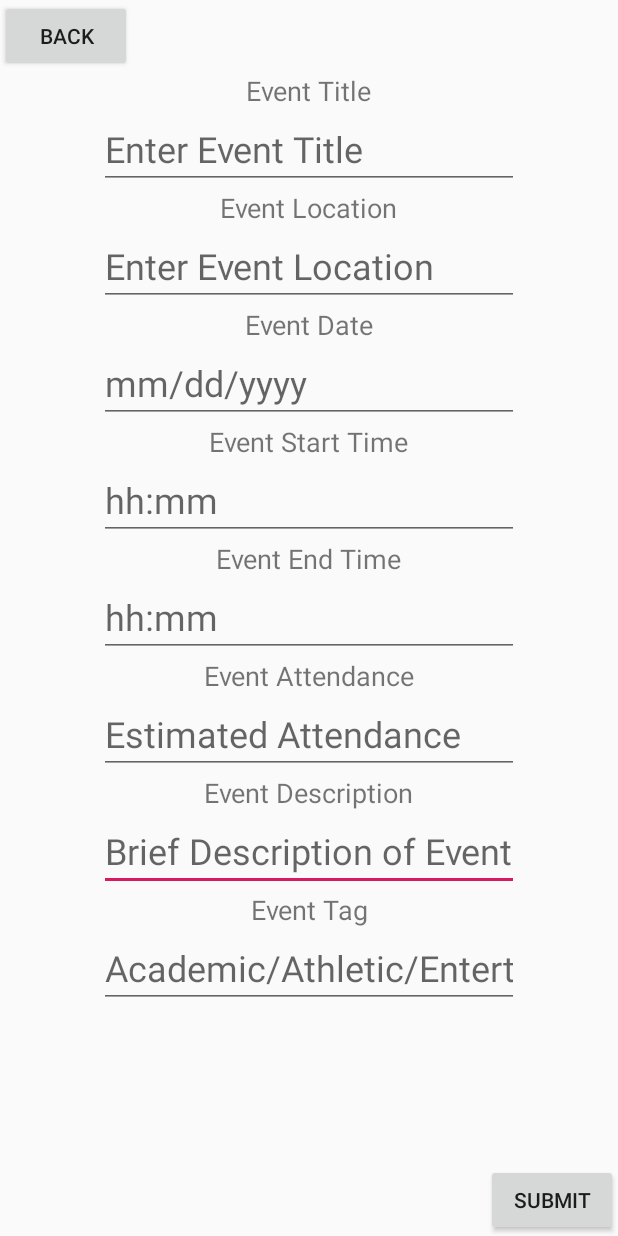
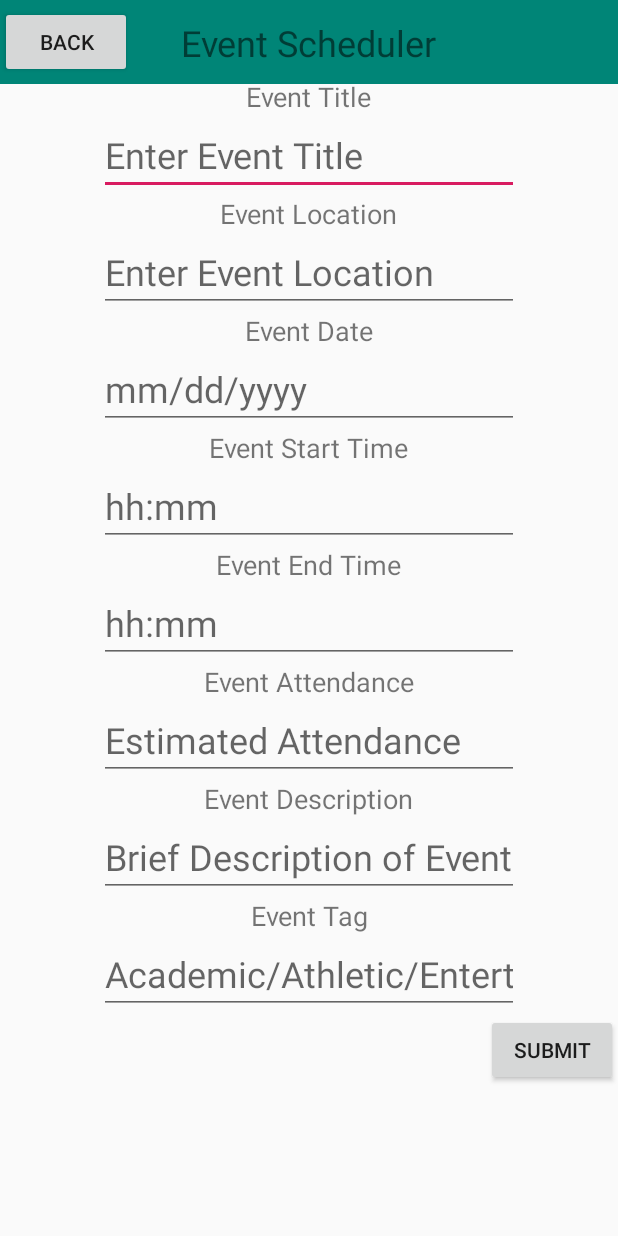
Before and after one commit to JPaik649/Eventify, an Android app: the InputActivity screen opened directly, with no data from a screen before it, on a phone screen of 412 x 824 dp. Run offline under Robolectric (Android 15) with nearby library versions, the phone set to English and light mode, and no system bars.

Commit message:
commit not alive

```diff
--- a/EventProject/app/src/main/java/com/example/eventproject/InputActivity.java
+++ b/EventProject/app/src/main/java/com/example/eventproject/InputActivity.java
@@ -1,5 +1,6 @@
 package com.example.eventproject;
 
+import android.content.Intent;
 import android.os.Bundle;
 import android.view.View;
 import android.widget.Button;
@@ -18,6 +19,8 @@ public class InputActivity extends AppCompatActivity {
                 @Override
                 public void onClick(View v) {
                     //put back button code here
+                    Intent myIntent = new Intent(getApplicationContext(), MainActivity.class);
+                    startActivityForResult (myIntent, 0);
                 }
             });
         Button submitbutton = (Button) findViewById(R.id.submitbutton);
@@ -106,6 +109,10 @@ public class InputActivity extends AppCompatActivity {
                     postName.setEndMinute(endMinute);
                     postName.setOpenSpots(openSpots);
                     postName.setTag(tag);
+
+                    //after pressing submit you will be taken back to homepage
+                    Intent myIntent = new Intent(getApplicationContext(), MainActivity.class);
+                    startActivityForResult (myIntent, 0);
                 }
             });
     }
--- a/EventProject/app/src/main/res/layout/activity_input.xml
+++ b/EventProject/app/src/main/res/layout/activity_input.xml
@@ -1,10 +1,23 @@
 <?xml version="1.0" encoding="utf-8"?>
-<androidx.constraintlayout.widget.ConstraintLayout xmlns:android="http://schemas.android.com/apk/res/android"
+<ScrollView xmlns:android="http://schemas.android.com/apk/res/android"
     xmlns:app="http://schemas.android.com/apk/res-auto"
     xmlns:tools="http://schemas.android.com/tools"
+    android:id="@+id/ScrollView01"
+    android:layout_width="fill_parent"
+    android:layout_height="fill_parent">
+<androidx.constraintlayout.widget.ConstraintLayout
     android:layout_width="match_parent"
     android:layout_height="match_parent"
     tools:context=".InputActivity">
+
+    <androidx.appcompat.widget.Toolbar
+        android:id="@+id/toolbar"
+        android:layout_width="match_parent"
+        android:layout_height="?attr/actionBarSize"
+        android:background="?attr/colorPrimary"
+        app:layout_constraintTop_toTopOf="parent"
+        app:popupTheme="@style/AppTheme.PopupOverlay"
+        tools:layout_editor_absoluteX="-16dp" />
 
     <EditText
         android:id="@+id/EventDescription"
@@ -144,7 +157,8 @@
         android:layout_height="wrap_content"
         android:text="Submit"
         app:layout_constraintBottom_toBottomOf="parent"
-        app:layout_constraintEnd_toEndOf="parent" />
+        app:layout_constraintEnd_toEndOf="parent"
+        app:layout_constraintTop_toBottomOf="@+id/EventTag" />
 
     <TextView
         android:id="@+id/textView7"
@@ -195,6 +209,19 @@
         android:layout_width="wrap_content"
         android:layout_height="wrap_content"
         android:text="Back"
+        app:layout_constraintBottom_toBottomOf="@+id/toolbar"
         app:layout_constraintStart_toStartOf="parent"
-        app:layout_constraintTop_toTopOf="parent" />
+        app:layout_constraintTop_toTopOf="@+id/toolbar" />
+
+    <TextView
+        android:id="@+id/textView10"
+        android:layout_width="wrap_content"
+        android:layout_height="wrap_content"
+        android:text="Event Scheduler"
+        android:textSize="24sp"
+        app:layout_constraintBottom_toBottomOf="@+id/toolbar"
+        app:layout_constraintEnd_toEndOf="parent"
+        app:layout_constraintStart_toStartOf="@+id/toolbar"
+        app:layout_constraintTop_toTopOf="@+id/toolbar" />
 </androidx.constraintlayout.widget.ConstraintLayout>
+</ScrollView>
```
